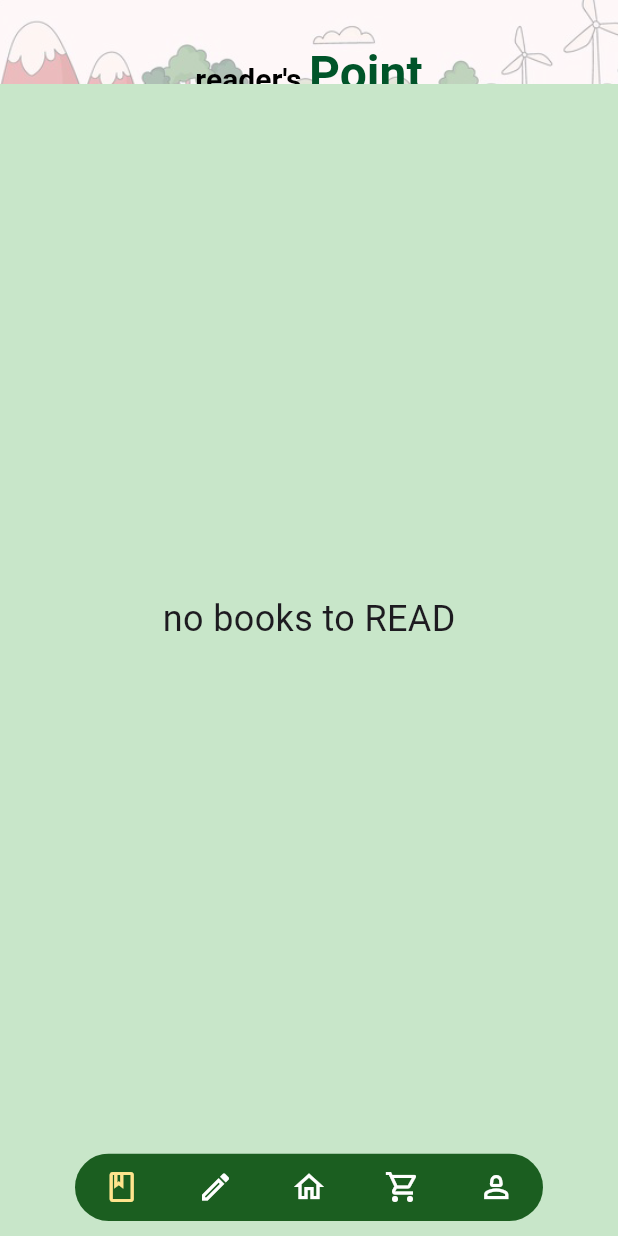
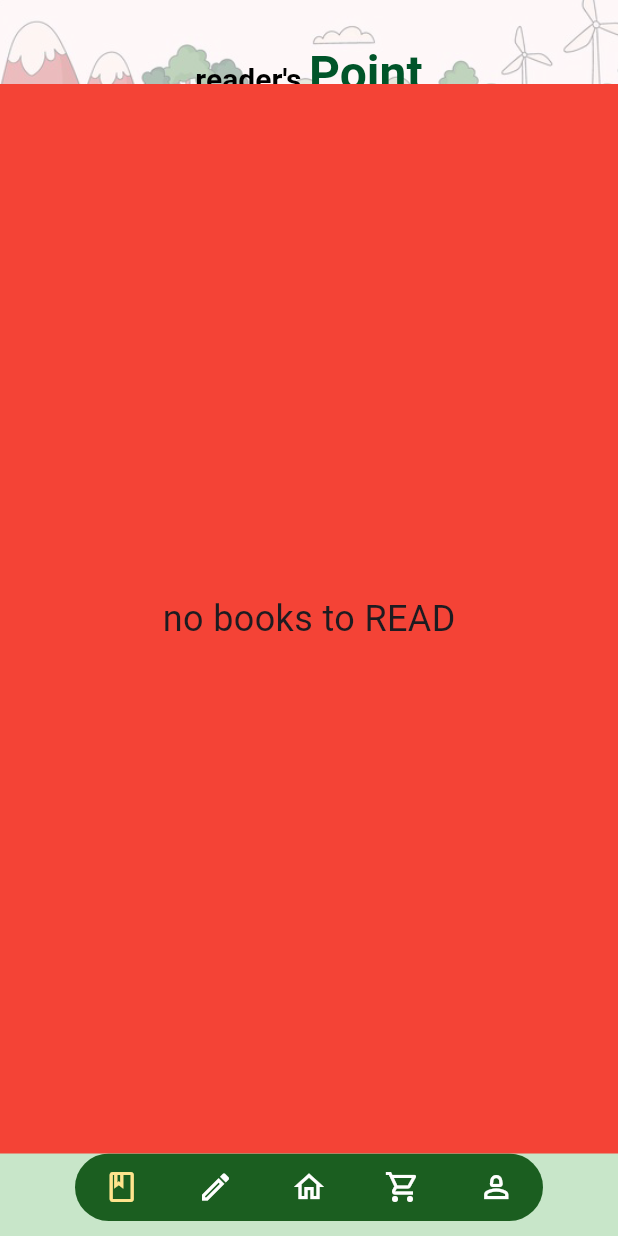
Before and after one commit to bhattarairajatraj/book_app, a Flutter app: the screen it shows after launch, on a phone screen of 412 x 824 dp. Run offline on Flutter 3.47's test engine with Material 3 defaults, Android fonts, the phone set to English and light mode, and no system bars; Roboto replaces fonts that are missing (Poppins).

Commit message:
initial commit

```diff
--- a/lib/main.dart
+++ b/lib/main.dart
@@ -59,7 +59,7 @@ class _MyHomePageState extends State<MyHomePage> {
     return Scaffold(
       appBar: _showAppBar ? buildAppBar() : null,
       body: Container(
-        color: Colors.green[100],
+        color: Colors.red,
         child: _widgetOptions.elementAt(_selectedIndex),
       ),
       backgroundColor: Colors.green[100],
```
